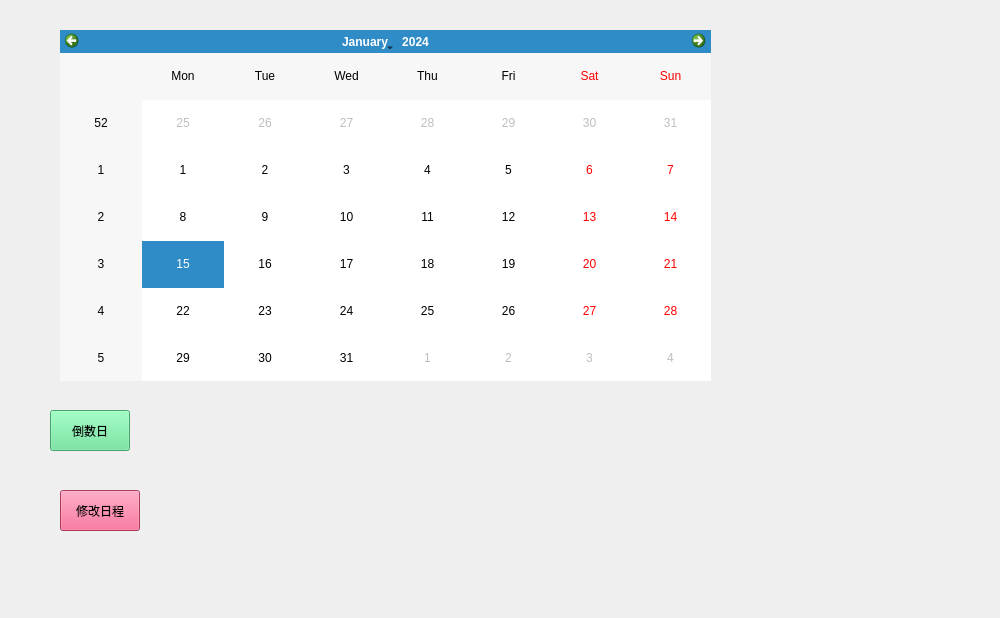
Qt form realProgect/calendarmc.ui (Arthur381/QTproject) before a commit.
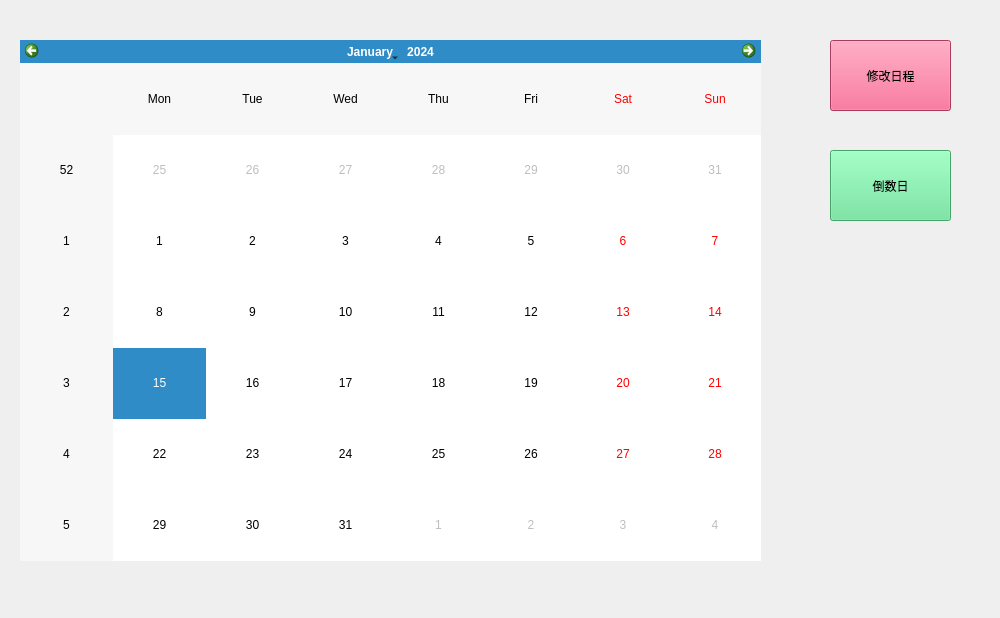
The same form after that commit. Icons and pictures are not drawn.

Commit message: 改变了曾经改变过的

```diff
--- a/realProgect/calendarmc.ui
+++ b/realProgect/calendarmc.ui
@@ -35,10 +35,10 @@
   <widget class="QCalendarWidget" name="calendarWidget">
    <property name="geometry">
     <rect>
-     <x>60</x>
-     <y>30</y>
-     <width>651</width>
-     <height>351</height>
+     <x>20</x>
+     <y>40</y>
+     <width>741</width>
+     <height>521</height>
     </rect>
    </property>
    <property name="whatsThis">
@@ -51,10 +51,10 @@
   <widget class="QPushButton" name="Modify">
    <property name="geometry">
     <rect>
-     <x>60</x>
-     <y>490</y>
-     <width>80</width>
-     <height>41</height>
+     <x>830</x>
+     <y>40</y>
+     <width>121</width>
+     <height>71</height>
     </rect>
    </property>
    <property name="styleSheet">
@@ -67,10 +67,10 @@
   <widget class="QPushButton" name="countdowndays">
    <property name="geometry">
     <rect>
-     <x>50</x>
-     <y>410</y>
-     <width>80</width>
-     <height>41</height>
+     <x>830</x>
+     <y>150</y>
+     <width>121</width>
+     <height>71</height>
     </rect>
    </property>
    <property name="styleSheet">
```
Left out of the diff: 6 changed lines with no effect on the pictures.
